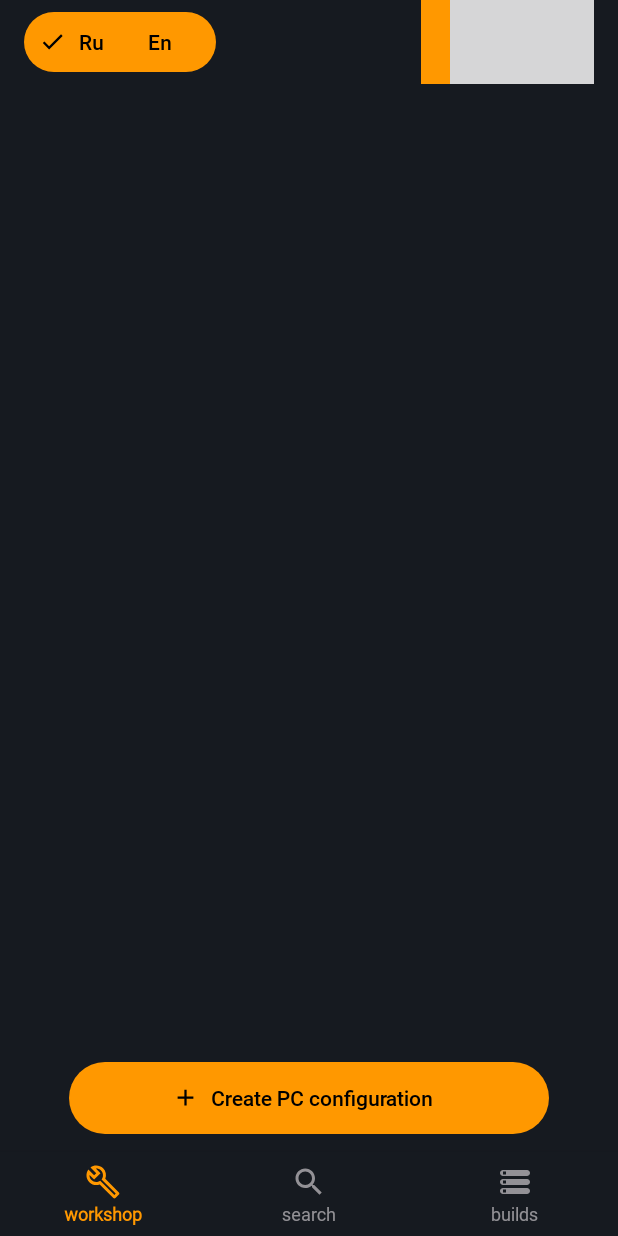
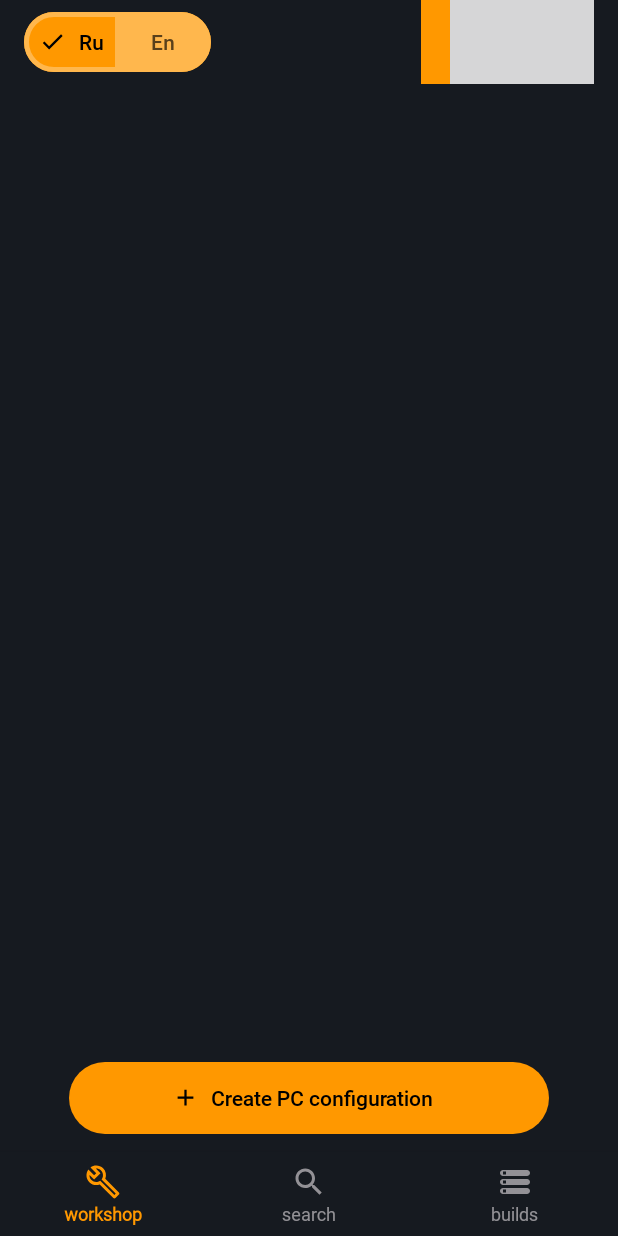
Before and after one commit to Evgeny727/Create_PC, an Android app: the screen it shows after launch (MainActivity), on a phone screen of 412 x 824 dp. Run offline under Robolectric (Android 15) with nearby library versions, the light colour scheme and no system bars.

Commit message:
Updated language changing button

```diff
--- a/app/src/main/res/layout/activity_main.xml
+++ b/app/src/main/res/layout/activity_main.xml
@@ -32,6 +32,8 @@
                 android:paddingRight="10dp"
                 android:text="@string/ru_btn"
                 android:textAllCaps="false"
+                app:strokeWidth="3dp"
+                app:strokeColor="?attr/colorPrimaryVariant"
                 android:textSize="@dimen/buttonLarge"
                 android:fontFamily="@font/roboto_medium" />
 
@@ -40,11 +42,14 @@
                 android:layout_width="64dp"
                 android:layout_height="wrap_content"
                 style="@style/Widget.Material3.Button.Icon"
-                android:paddingLeft="4dp"
-                android:paddingRight="14dp"
+                app:strokeWidth="20dp"
+                app:strokeColor="?attr/colorPrimaryVariant"
+                android:paddingLeft="10dp"
+                android:paddingRight="10dp"
                 android:text="@string/en_btn"
                 android:textAllCaps="false"
                 android:textSize="@dimen/buttonLarge"
+                android:textColor="@color/brown_700"
                 android:fontFamily="@font/roboto_medium" />
 
         </com.google.android.material.button.MaterialButtonToggleGroup>
```
Also changed, not shown: app/src/main/java/com/example/createpc/MainActivity.java (+16 -0 lines).
